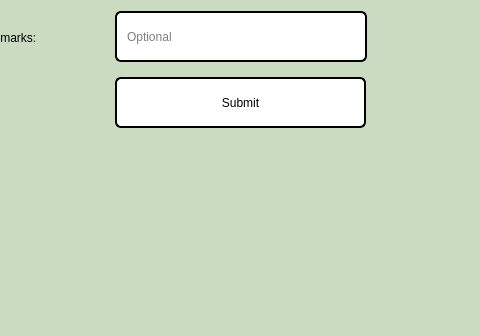
This is transactions.ui in aasishhumagain/BudgetBuddy as Qt 5 draws it before an edit; both pictures show x 345 to 825 and y 385 to 720 of the 1080 by 720 pixel window. The edited form follows.
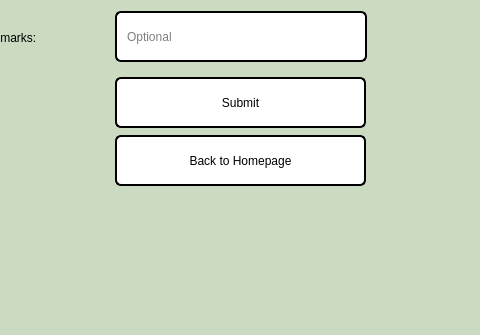
This is the edited form.

Patch:
```diff
--- a/transactions.ui
+++ b/transactions.ui
@@ -262,6 +262,28 @@
     <string>Submit</string>
    </property>
   </widget>
+  <widget class="QPushButton" name="buttonBack">
+   <property name="geometry">
+    <rect>
+     <x>460</x>
+     <y>520</y>
+     <width>251</width>
+     <height>51</height>
+    </rect>
+   </property>
+   <property name="styleSheet">
+    <string notr="true">
+     font: 600 12pt &quot;Segoe UI&quot;;
+     background: white;
+     color: rgb(0, 0, 0);
+     border: 2px solid black;
+     border-radius: 6px;
+   </string>
+   </property>
+   <property name="text">
+    <string>Back to Homepage</string>
+   </property>
+  </widget>
  </widget>
  <resources/>
  <connections/>
```
